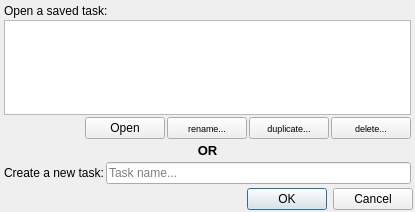
Before: the Qt Designer form ui/CreateLoadTaskDialog.ui in AmirHammouteneEI/ScheduledPasteAndKeys, drawn with Qt 5.
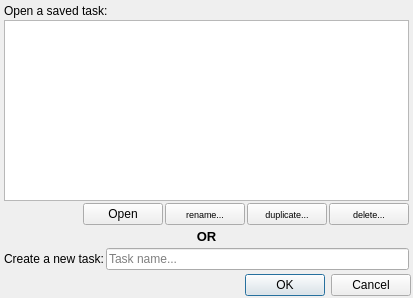
After: the same form once the commit is applied.

Patch:
```diff
--- a/ui/CreateLoadTaskDialog.ui
+++ b/ui/CreateLoadTaskDialog.ui
@@ -9,8 +9,8 @@
    <rect>
     <x>0</x>
     <y>0</y>
-    <width>415</width>
-    <height>212</height>
+    <width>413</width>
+    <height>298</height>
    </rect>
   </property>
   <property name="windowTitle">
```
